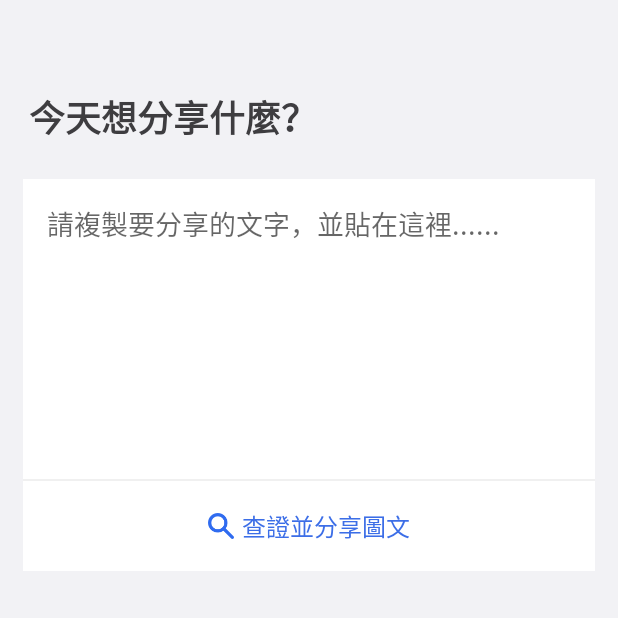
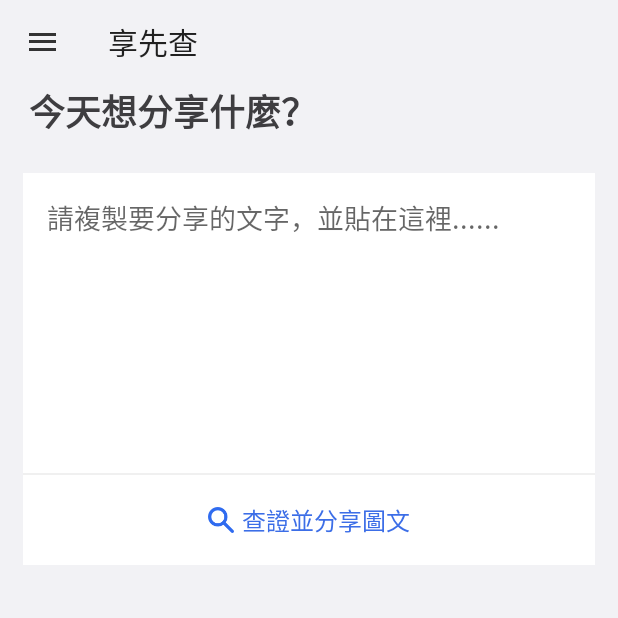
Before and after one commit to mozilla-tw/checkNshare, an Android app: the screen it shows after launch (MainActivity), on a phone screen of 412 x 824 dp, the top half of it. Run offline under Robolectric (Android 15) with nearby library versions, the phone set to English and light mode, and no system bars; our stand-ins replace Room's generated code; libraries missing offline, so code that uses them is left out: com.apollographql.apollo, com.crashlytics.android, io.fabric.sdk; 2 statements that could not run were skipped.

Commit message:
Add drawer

```diff
--- a/app/src/main/java/org/mozilla/check/n/share/activity/MainActivity.kt
+++ b/app/src/main/java/org/mozilla/check/n/share/activity/MainActivity.kt
@@ -1,15 +1,21 @@
 package org.mozilla.check.n.share.activity
 
-import android.content.ComponentName
-import android.content.Intent
 import android.os.Bundle
+import android.util.Log
+import android.view.Menu
+import android.view.MenuItem
 import android.view.View
-import android.widget.Button
 import android.widget.EditText
 import android.widget.PopupMenu
+import android.widget.Switch
+import androidx.appcompat.app.ActionBar
 import androidx.appcompat.app.AppCompatActivity
+import androidx.appcompat.widget.Toolbar
+import androidx.core.view.GravityCompat
+import androidx.drawerlayout.widget.DrawerLayout
 import androidx.lifecycle.Observer
 import androidx.recyclerview.widget.LinearLayoutManager
+import com.google.android.material.navigation.NavigationView
 import kotlinx.android.synthetic.main.activity_main.*
 import org.mozilla.check.n.share.MainApplication
 import org.mozilla.check.n.share.R
@@ -19,13 +25,32 @@ import org.mozilla.check.n.share.telemetry.TelemetryWrapper
 import org.mozilla.check.n.share.widget.ShareAdapter
 
 
-class MainActivity : AppCompatActivity() {
+
+
+class MainActivity : AppCompatActivity(), NavigationView.OnNavigationItemSelectedListener {
+
+    private lateinit var drawerLayout: DrawerLayout
 
     override fun onCreate(savedInstanceState: Bundle?) {
         super.onCreate(savedInstanceState)
         setContentView(R.layout.activity_main)
         val check = findViewById<View>(R.id.check)
         val checkInput = findViewById<EditText>(R.id.check_input)
+
+        val toolbar: Toolbar = findViewById(R.id.toolbar)
+        setSupportActionBar(toolbar)
+        val actionbar: ActionBar? = supportActionBar
+        actionbar?.apply {
+            setDisplayHomeAsUpEnabled(true)
+            setHomeAsUpIndicator(R.drawable.ic_hamburger_menu)
+        }
+        drawerLayout = findViewById(R.id.drawer_layout)
+        val navigationView = findViewById<NavigationView>(R.id.nav_view)
+        navigationView.setNavigationItemSelectedListener(this)
+        val menu = navigationView.menu
+        val switch = menu.findItem(R.id.check_copy).actionView.findViewById<Switch>(R.id.switchitem)
+        switch.setOnCheckedChangeListener { _, isChecked -> /* todo */}
+
         check.setOnClickListener {
             TelemetryWrapper.queue(TelemetryWrapper.Category.MAIN_PAGE_TAP_CHECK)
             startActivity(IntentBuilder.checkString(this@MainActivity, checkInput.text.toString()))
@@ -83,4 +108,32 @@ class MainActivity : AppCompatActivity() {
 
 
     }
+
+    override fun onOptionsItemSelected(item: MenuItem): Boolean {
+        return when (item.itemId) {
+            android.R.id.home -> {
+                drawerLayout.openDrawer(GravityCompat.START)
+                true
+            }
+            else -> super.onOptionsItemSelected(item)
+        }
+    }
+
+    override fun onNavigationItemSelected(item: MenuItem): Boolean {
+        return when (item.itemId) {
+            android.R.id.home -> {
+                drawerLayout.openDrawer(GravityCompat.START)
+                true
+            }
+            else -> super.onOptionsItemSelected(item)
+        }
+    }
+
+    override fun onCreateOptionsMenu(menu: Menu): Boolean {
+        val view: View? = menu.findItem(R.id.check_copy)?.actionView
+        Log.e("mTwTm", view.toString())
+        return super.onCreateOptionsMenu(menu)
+    }
+
+
 }
--- a/app/src/main/res/layout/activity_main.xml
+++ b/app/src/main/res/layout/activity_main.xml
@@ -1,8 +1,13 @@
 <?xml version="1.0" encoding="utf-8"?>
-<androidx.coordinatorlayout.widget.CoordinatorLayout
-        xmlns:android="http://schemas.android.com/apk/res/android"
+<androidx.drawerlayout.widget.DrawerLayout xmlns:android="http://schemas.android.com/apk/res/android"
                                            xmlns:app="http://schemas.android.com/apk/res-auto"
                                            xmlns:tools="http://schemas.android.com/tools"
+                                           android:id="@+id/drawer_layout"
+                                           android:layout_width="match_parent"
+                                           android:layout_height="match_parent"
+                                           android:fitsSystemWindows="true">
+
+    <androidx.coordinatorlayout.widget.CoordinatorLayout
             android:layout_width="match_parent"
             android:layout_height="match_parent"
             tools:context="org.mozilla.check.n.share.activity.MainActivity">
@@ -12,14 +17,25 @@
                 android:layout_width="match_parent"
                 android:layout_height="wrap_content">
 
+            <FrameLayout
+                    android:layout_width="match_parent"
+                    android:layout_height="wrap_content"
+                    app:layout_scrollFlags="scroll|exitUntilCollapsed">
+
+                <androidx.appcompat.widget.Toolbar
+                        android:id="@+id/toolbar"
+                        android:layout_width="match_parent"
+                        android:layout_height="?attr/actionBarSize"
+                        android:background="#F2F2F5"
+                        android:theme="@style/ThemeOverlay.AppCompat.ActionBar"/>
+
                 <LinearLayout
-                android:layout_marginTop="60dp"
+                        android:layout_marginTop="?attr/actionBarSize"
                         android:layout_width="match_parent"
                         android:layout_height="wrap_content"
                         android:layout_marginStart="15dp"
                         android:layout_marginEnd="15dp"
-                android:orientation="vertical"
-                app:layout_scrollFlags="scroll|exitUntilCollapsed">
+                        android:orientation="vertical">
 
                     <TextView
                             android:layout_width="match_parent"
@@ -51,6 +67,7 @@
                             android:layout_width="match_parent"
                             android:layout_height="wrap_content"
                             android:background="#FFFFFF">
+
                         <TextView
                                 android:layout_width="wrap_content"
                                 android:layout_height="wrap_content"
@@ -65,6 +82,7 @@
                                 android:background="#FFFFFF"/>
                     </FrameLayout>
                 </LinearLayout>
+            </FrameLayout>
         </com.google.android.material.appbar.AppBarLayout>
 
         <androidx.recyclerview.widget.RecyclerView
@@ -74,3 +92,16 @@
                 android:layout_height="match_parent"
                 app:layout_behavior="@string/appbar_scrolling_view_behavior"/>
     </androidx.coordinatorlayout.widget.CoordinatorLayout>
+
+    <!-- Container for contents of drawer - use NavigationView to make configuration easier -->
+    <com.google.android.material.navigation.NavigationView
+            android:id="@+id/nav_view"
+            android:background="#000000"
+            app:itemTextColor="#FFFFFF"
+            android:layout_width="wrap_content"
+            android:layout_height="match_parent"
+            android:layout_gravity="start"
+            android:fitsSystemWindows="true"
+            app:menu="@menu/drawer_view"/>
+
+</androidx.drawerlayout.widget.DrawerLayout>
--- /dev/null
+++ b/app/src/main/res/layout/item_toggle.xml
@@ -0,0 +1,7 @@
+<?xml version="1.0" encoding="utf-8"?>
+<Switch
+        xmlns:android="http://schemas.android.com/apk/res/android"
+        android:id="@+id/switchitem"
+        android:layout_gravity="center"
+        android:layout_height="match_parent"
+        android:layout_width="wrap_content"/>
--- /dev/null
+++ b/app/src/main/res/menu/drawer_view.xml
@@ -0,0 +1,15 @@
+<?xml version="1.0" encoding="utf-8"?>
+<menu xmlns:android="http://schemas.android.com/apk/res/android"
+      xmlns:app="http://schemas.android.com/apk/res-auto">
+
+    <item
+            android:id="@+id/check_notification"
+            android:title="訊息自動查證"/>
+
+    <item
+            android:id="@+id/check_copy"
+            android:title="複製文字自動查證"
+            app:actionLayout="@layout/item_toggle"
+            app:showAsAction="always"/>
+
+</menu>
```
Lines whose indentation alone changed are shown as unchanged.
